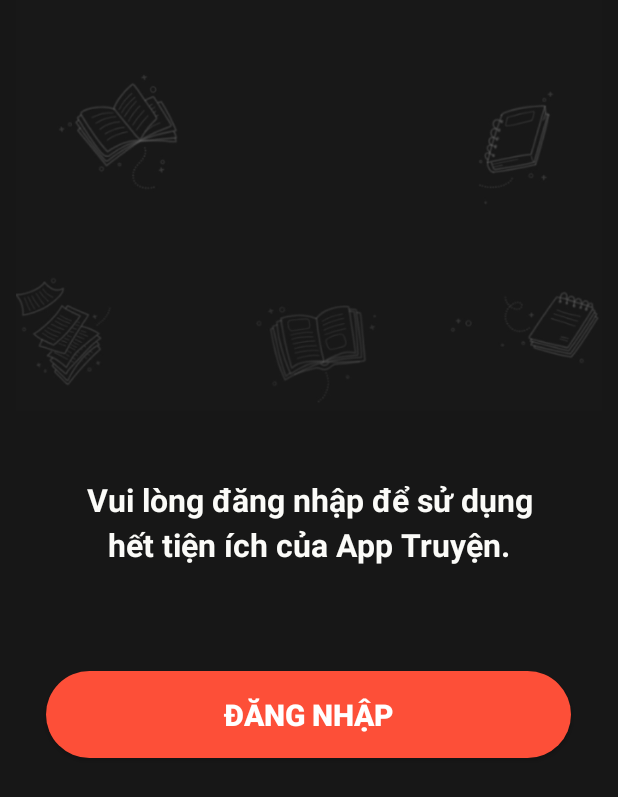
After one commit to XuanThongN/novel, an Android app: the AccountActivity screen opened directly, with no data from a screen before it, on a phone screen of 412 x 824 dp. The commit adds this screen. Shown: the top 797 px of the screen. Run offline under Robolectric (Android 15) with nearby library versions, the phone set to English and light mode, and no system bars.

Commit message:
feat:ui-loginaccount

```diff
--- a/app/src/main/AndroidManifest.xml
+++ b/app/src/main/AndroidManifest.xml
@@ -1,7 +1,6 @@
 <?xml version="1.0" encoding="utf-8"?>
 <manifest xmlns:android="http://schemas.android.com/apk/res/android"
     xmlns:tools="http://schemas.android.com/tools">
-
     <uses-permission android:name="android.permission.ACCESS_WIFI_STATE" />
     <uses-permission android:name="android.permission.INTERNET" />
 
@@ -15,14 +14,22 @@
         android:supportsRtl="true"
         android:theme="@style/Theme.SplashActivity"
         tools:targetApi="31">
+
         <activity
-            android:name=".MainActivity"
-            android:exported="false" />
+            android:name=".NovelDetailsActivity"
+            android:exported="true"/>
+
+        <activity
+            android:name=".AccountActivity"
+            android:exported="true"/>
+
         <activity
             android:name=".LoginActivity"
-            android:exported="false" />
+            android:exported="true"/>
+
         <activity
-            android:name=".NovelDetailsActivity"
+             android:name=".MainActivity"
+
             android:exported="true">
             <intent-filter>
                 <action android:name="android.intent.action.MAIN" />
--- /dev/null
+++ b/app/src/main/java/com/xuanthongn/AccountActivity.java
@@ -0,0 +1,14 @@
+package com.xuanthongn;
+
+import androidx.appcompat.app.AppCompatActivity;
+
+import android.os.Bundle;
+
+public class AccountActivity extends AppCompatActivity {
+
+    @Override
+    protected void onCreate(Bundle savedInstanceState) {
+        super.onCreate(savedInstanceState);
+        setContentView(R.layout.activity_account);
+    }
+}
--- a/app/src/main/java/com/xuanthongn/LoginActivity.java
+++ b/app/src/main/java/com/xuanthongn/LoginActivity.java
@@ -44,7 +44,6 @@ public class LoginActivity extends BaseActivity implements ILoginConstract.IView
             }
         });
     }
-
     @Override
     public void loginSuccess() {
 
--- /dev/null
+++ b/app/src/main/res/drawable/ic_boder_login_account.xml
@@ -0,0 +1,16 @@
+<?xml version="1.0" encoding="utf-8"?>
+<shape xmlns:android="http://schemas.android.com/apk/res/android"
+    >
+
+
+    <solid android:color="@color/colorPrimary"/>
+
+    <size
+        android:width="160dp"
+        android:height="26dp"/>
+
+    <corners
+        android:radius="30dp"
+        />
+
+</shape>
--- /dev/null
+++ b/app/src/main/res/layout/activity_account.xml
@@ -0,0 +1,60 @@
+<RelativeLayout xmlns:android="http://schemas.android.com/apk/res/android"
+    xmlns:tools="http://schemas.android.com/tools"
+    android:layout_width="match_parent"
+    android:layout_height="match_parent"
+    android:background="@color/colorBackground"
+    tools:context=".MainActivity">
+
+
+    <RelativeLayout
+        android:layout_width="wrap_content"
+        android:layout_height="wrap_content"
+        >
+
+        <ImageView
+            android:layout_marginBottom="550dp"
+
+            android:layout_width="wrap_content"
+            android:layout_height="wrap_content"
+            android:src="@drawable/background_login"
+
+            />
+
+        <RelativeLayout
+            android:layout_width="wrap_content"
+            android:gravity="center"
+            android:layout_height="match_parent">
+
+                   <TextView
+                    android:id="@+id/textView1"
+                    android:layout_width="wrap_content"
+                    android:layout_height="wrap_content"
+                    android:layout_marginBottom="40dp"
+                    android:gravity="center"
+                    android:lineHeight="30dp"
+                    android:paddingHorizontal="40dp"
+                    android:text="Vui lòng đăng nhập để sử dụng hết tiện ích của App Truyện."
+                    android:textColor="@color/colorText"
+                    android:textSize="21sp"
+                    android:textStyle="bold" />
+
+                <Button
+                    android:id="@+id/button1"
+                    android:layout_width="350dp"
+                    android:layout_height="wrap_content"
+                    android:layout_below="@id/textView1"
+                    android:layout_centerInParent="true"
+                    android:layout_marginTop="30dp"
+                    android:background="@drawable/ic_boder_login_account"
+                    android:paddingVertical="15dp"
+                    android:text="Đăng nhập"
+                    android:textColor="@color/white"
+                    android:textSize="20sp"
+                    android:textStyle="bold" />
+            </RelativeLayout>
+
+
+    </RelativeLayout>
+
+
+</RelativeLayout>
```
Also changed, not shown: app/src/main/res/drawable/background_login.PNG (added).
